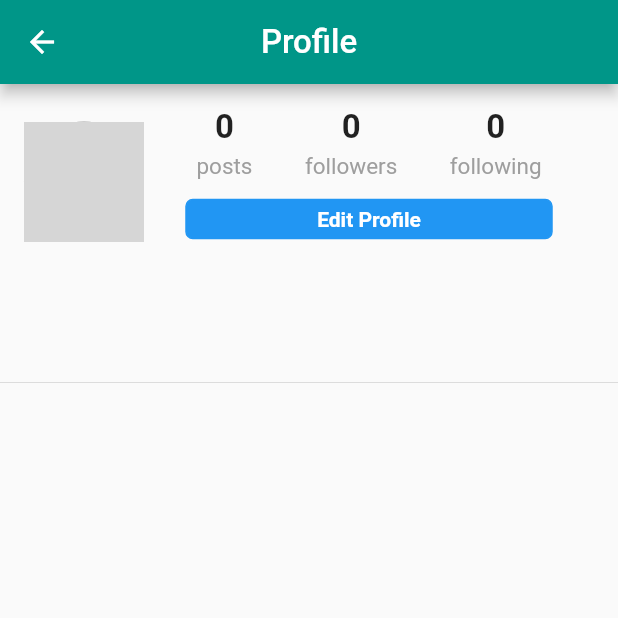
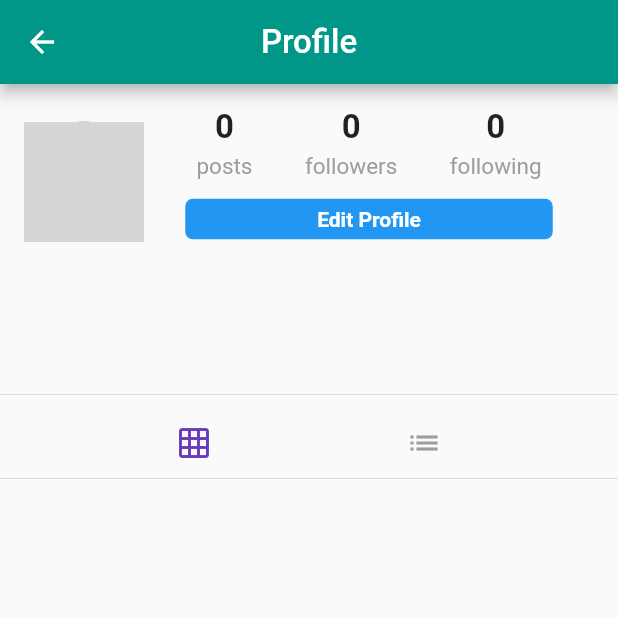
Before and after one commit to randyterrell/cardpalz, a Flutter app: the Profile screen opened directly, on a phone screen of 412 x 824 dp, the top half of it. Run offline on Flutter 3.47's test engine with Material 2 defaults, Android fonts, the phone set to English and light mode, and no system bars; our stand-ins replace cached_network_image, cloud_firestore, firebase_storage, flutter_svg, geolocator, google_sign_in and 1 more; accounts and stored records are empty; network calls fail; grey boxes are pictures that could not be loaded.

Commit message:
*Performant Image Loading and Post Grid for Profile Page
*Toggle Profile Post Orientation

```diff
--- a/lib/pages/profile.dart
+++ b/lib/pages/profile.dart
@@ -6,6 +6,7 @@ import 'package:cardpalz/pages/edit_profile.dart';
 import 'package:cardpalz/pages/home.dart';
 import 'package:cardpalz/widgets/header.dart';
 import 'package:cardpalz/widgets/post.dart';
+import 'package:cardpalz/widgets/post_tile.dart';
 import 'package:cardpalz/widgets/progress.dart';
 
 class Profile extends StatefulWidget {
@@ -19,6 +20,7 @@ class Profile extends StatefulWidget {
 
 class _ProfileState extends State<Profile> {
   final String currentUserId = currentUser?.id;
+  String postOrientation = "grid";
   bool isLoading = false;
   int postCount = 0;
   List<Post> posts = [];
@@ -193,9 +195,52 @@ class _ProfileState extends State<Profile> {
   buildProfilePosts() {
     if (isLoading) {
       return circularProgress();
+    } else if (postOrientation == "grid") {
+      List<GridTile> gridTiles = [];
+      posts.forEach((post) {
+        gridTiles.add(GridTile(child: PostTile(post)));
+      });
+      return GridView.count(
+        crossAxisCount: 3,
+        childAspectRatio: 1.0,
+        mainAxisSpacing: 1.5,
+        crossAxisSpacing: 1.5,
+        shrinkWrap: true,
+        physics: NeverScrollableScrollPhysics(),
+        children: gridTiles,
+      );
+    } else if (postOrientation == "list") {
+      return Column(
+        children: posts,
+      );
     }
-    return Column(
-      children: posts,
+  }
+
+  setPostOrientation(String postOrientation) {
+    setState(() {
+      this.postOrientation = postOrientation;
+    });
+  }
+
+  buildTogglePostOrientation() {
+    return Row(
+      mainAxisAlignment: MainAxisAlignment.spaceEvenly,
+      children: <Widget>[
+        IconButton(
+          onPressed: () => setPostOrientation("grid"),
+          icon: Icon(Icons.grid_on),
+          color: postOrientation == 'grid'
+              ? Theme.of(context).primaryColor
+              : Colors.grey,
+        ),
+        IconButton(
+          onPressed: () => setPostOrientation("list"),
+          icon: Icon(Icons.list),
+          color: postOrientation == 'list'
+              ? Theme.of(context).primaryColor
+              : Colors.grey,
+        ),
+      ],
     );
   }
 
@@ -206,6 +251,8 @@ class _ProfileState extends State<Profile> {
       body: ListView(
         children: <Widget>[
           buildProfileHeader(),
+          Divider(),
+          buildTogglePostOrientation(),
           Divider(
             height: 0.0,
           ),
--- a/lib/widgets/post.dart
+++ b/lib/widgets/post.dart
@@ -3,6 +3,7 @@ import 'package:cloud_firestore/cloud_firestore.dart';
 import 'package:flutter/material.dart';
 import 'package:cardpalz/models/user.dart';
 import 'package:cardpalz/pages/timeline.dart';
+import 'package:cardpalz/widgets/custom_image.dart';
 import 'package:cardpalz/widgets/progress.dart';
 
 class Post extends StatefulWidget {
@@ -124,7 +125,7 @@ class _PostState extends State<Post> {
       child: Stack(
         alignment: Alignment.center,
         children: <Widget>[
-          Image.network(mediaUrl),
+          cachedNetworkImage(mediaUrl),
         ],
       ),
     );
--- a/pubspec.yaml
+++ b/pubspec.yaml
@@ -39,10 +39,10 @@ dependencies:
   image: ^2.0.7
   animator: 0.1.4
   cupertino_icons: ^0.1.2
-  path_provider: ^0.5.0+1
+  path_provider: ^1.5.0
   firebase_messaging: ^4.0.0+1
   timeago: 2.0.17
-  cached_network_image:
+  cached_network_image: ^2.1.0
   flutter_svg:
 
 dev_dependencies:
```
Also changed, not shown: lib/widgets/custom_image.dart (+11 -2 lines), lib/widgets/post_tile.dart (+10 -1 lines), 1 other file.
